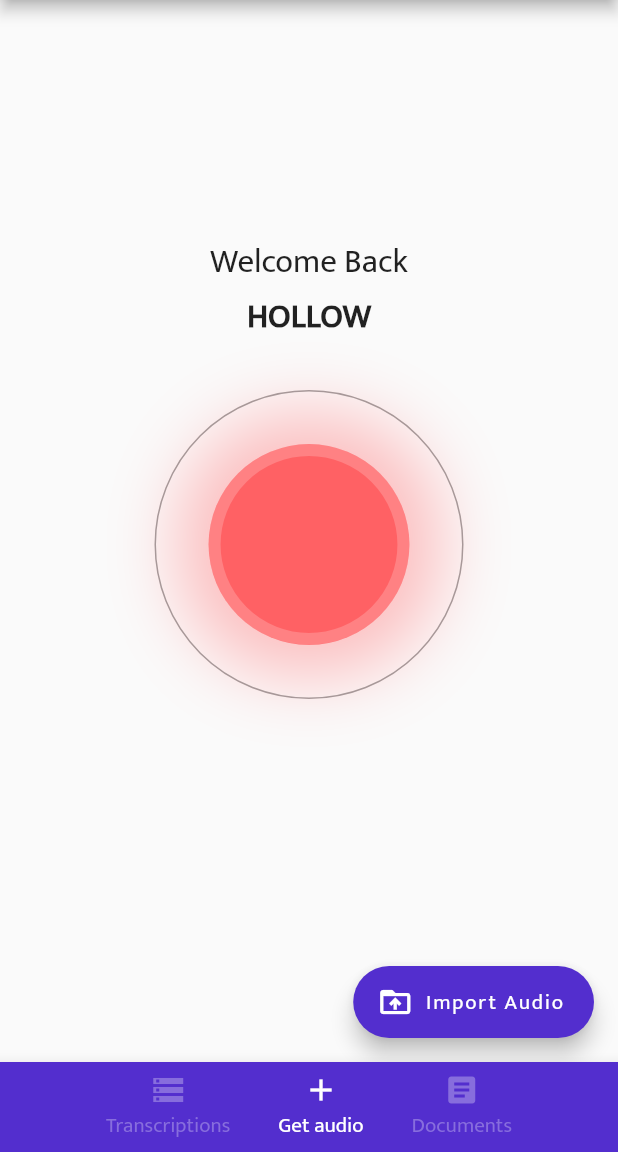
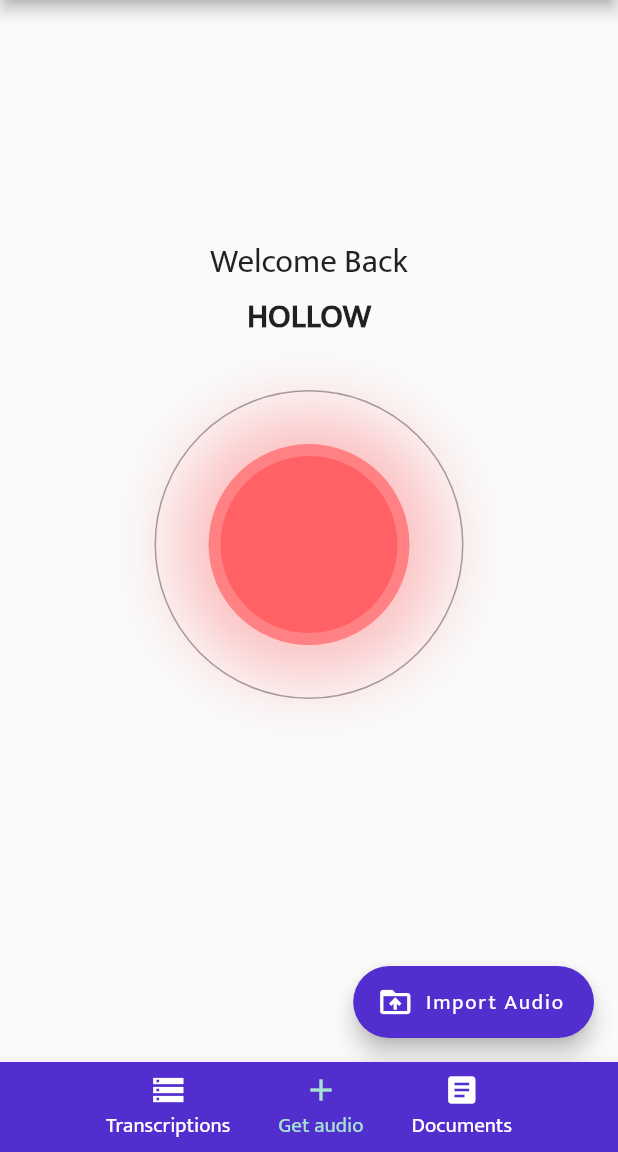
Before and after one commit to Cris714/sophia_transcrit, a Flutter app: the screen it shows after launch, on a phone screen of 412 x 824 dp, the part 84-1236 px from its top. Run offline on Flutter 3.47's test engine with Material 2 defaults, Android fonts, the phone set to English and light mode, and no system bars; our stand-ins replace audioplayers, file_picker, flutter_local_notifications, permission_handler, rxdart, share_plus and 1 more; missing offline and left inert: record.

Commit message:
bug arreglado

```diff
--- a/lib/get_audio_page.dart
+++ b/lib/get_audio_page.dart
@@ -44,6 +44,8 @@ class _GetAudioPage extends State<GetAudioPage> {
 
         ),
       body: Center(
+        child: SingleChildScrollView(
+
         child: Column(
           mainAxisSize: MainAxisSize.min,
           children: [
@@ -66,8 +68,10 @@ class _GetAudioPage extends State<GetAudioPage> {
               // padding: const EdgeInsets.only(top: 150),
               child: const RecordButton(),
             ),
+
           ],
         ),
+        )
       )
     );
   }
--- a/lib/home.dart
+++ b/lib/home.dart
@@ -161,6 +161,7 @@ class _HomeState extends State<Home> {
     Widget currentScreen = appProvider.currentScreen;
     int currentTab = appProvider.currentTab;
 
+
     return Scaffold(
       appBar: AppBar(title: Text('Sophia Transcrit')),
       body: PageStorage(
@@ -195,12 +196,12 @@ class _HomeState extends State<Home> {
                         children: [
                           Icon(
                             Icons.storage,
-                            color: currentTab == 0 ? Colors.white: sophiaprimary[300],
+                            color: currentTab == 0 ? sophiasecondarygreen[200] : Colors.white,
                           ),
                           Text(
                             'Transcriptions',
                             style: TextStyle(
-                              color: currentTab == 0 ? Colors.white: sophiaprimary[300],
+                              color: currentTab == 0 ? sophiasecondarygreen[200] : Colors.white,
                             ),
                           )
                         ],
@@ -220,12 +221,12 @@ class _HomeState extends State<Home> {
                         children: [
                           Icon(
                             Icons.add,
-                            color: currentTab == 1 ? Colors.white: sophiaprimary[300],
+                            color: currentTab == 1 ? sophiasecondarygreen[200] : Colors.white,
                           ),
                           Text(
                             'Get audio',
                             style: TextStyle(
-                              color: currentTab == 1 ? Colors.white: sophiaprimary[300],
+                              color: currentTab == 1 ? sophiasecondarygreen[200] : Colors.white,
                             ),
                           )
                         ],
@@ -245,12 +246,12 @@ class _HomeState extends State<Home> {
                         children: [
                           Icon(
                             Icons.article,
-                            color: currentTab == 2 ? Colors.white: sophiaprimary[300],
+                            color: currentTab == 2 ? sophiasecondarygreen[200] : Colors.white,
                           ),
                           Text(
                             'Documents',
                             style: TextStyle(
-                              color: currentTab == 2 ? Colors.white: sophiaprimary[300],
+                              color: currentTab == 2 ? sophiasecondarygreen[200] : Colors.white,
                             ),
                           )
                         ],
```
Also changed, not shown: 1 other file.
